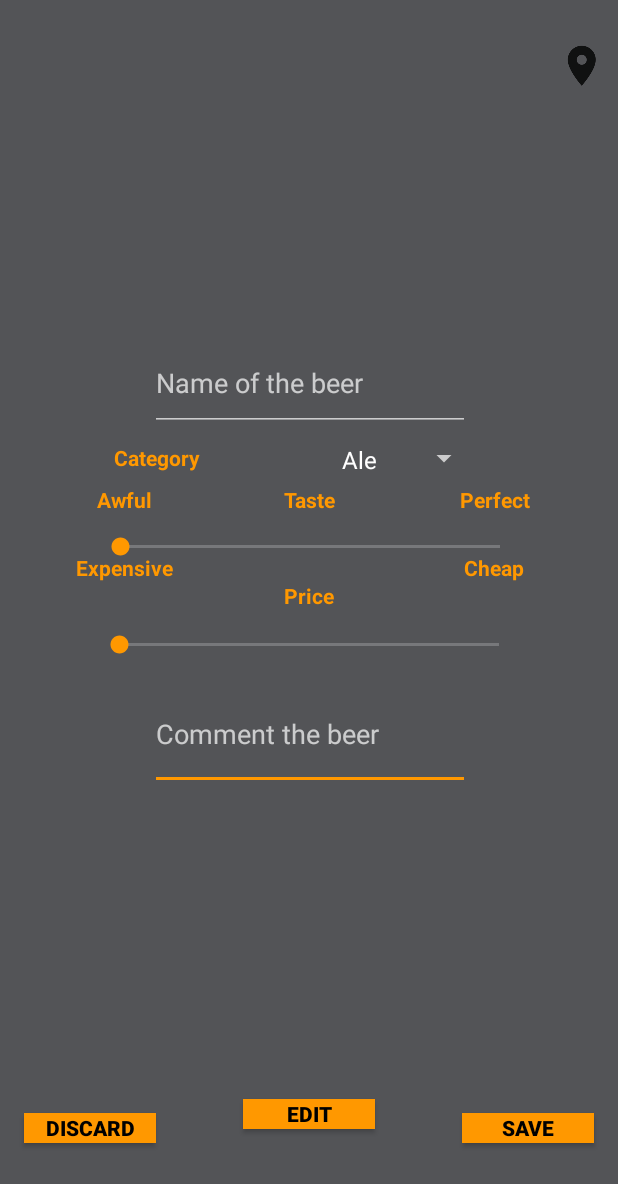
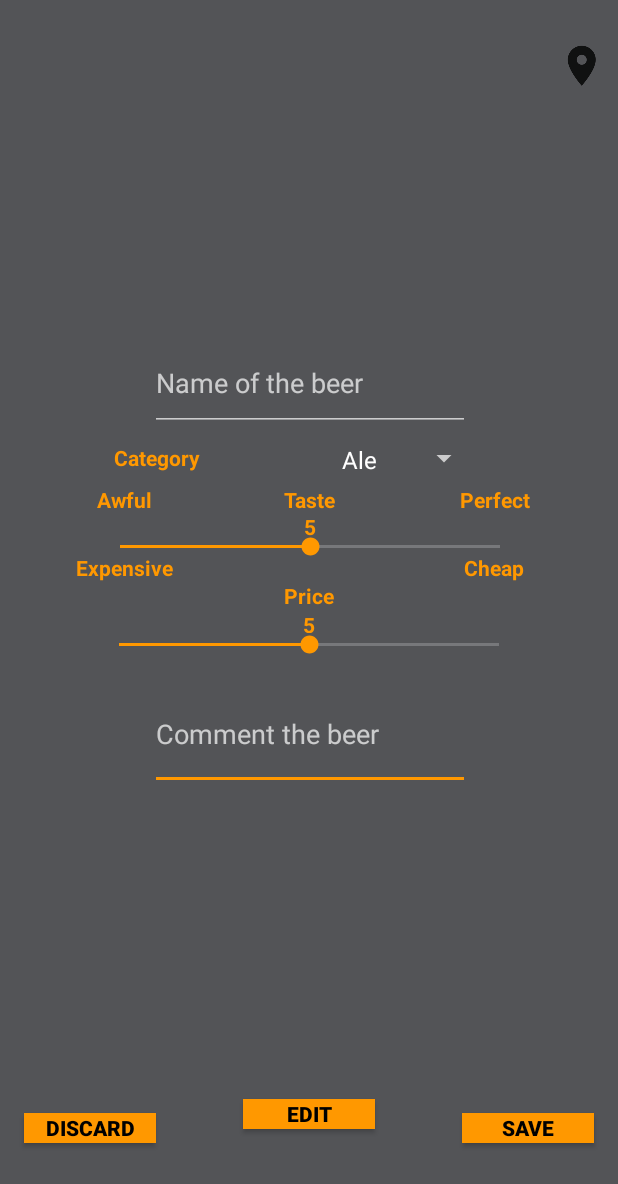
Before and after one commit to lilSwifty/BrewLikes, an Android app: the RankingActivity screen opened directly, with no data from a screen before it, on a phone screen of 412 x 824 dp. Shown: the top 1184 px of the screen. Run offline under Robolectric (Android 15) with nearby library versions, the phone set to English and light mode, and no system bars.

Commit message:
updated RankingActivity to check for faults

```diff
--- a/app/src/main/res/layout/activity_ranking.xml
+++ b/app/src/main/res/layout/activity_ranking.xml
@@ -204,6 +204,7 @@
         android:layout_marginStart="8dp"
         android:layout_marginTop="8dp"
         android:max="10"
+        android:progress="5"
         app:layout_constraintEnd_toEndOf="parent"
         app:layout_constraintHorizontal_bias="0.506"
         app:layout_constraintStart_toStartOf="parent"
@@ -217,6 +218,7 @@
         android:layout_marginStart="8dp"
         android:layout_marginTop="8dp"
         android:max="10"
+        android:progress="5"
         app:layout_constraintEnd_toEndOf="parent"
         app:layout_constraintStart_toEndOf="@+id/expensiveText"
         app:layout_constraintStart_toStartOf="parent"
@@ -257,6 +259,7 @@
         android:id="@+id/tasteRateNumber"
         android:layout_width="wrap_content"
         android:layout_height="wrap_content"
+        android:text="5"
         android:textColor="@color/beer"
         android:textStyle="bold"
         app:layout_constraintEnd_toEndOf="parent"
@@ -272,6 +275,7 @@
         android:layout_height="15dp"
         android:layout_marginEnd="8dp"
         android:layout_marginStart="8dp"
+        android:text="5"
         android:textColor="@color/beer"
         android:textStyle="bold"
         app:layout_constraintEnd_toEndOf="parent"
```
Also changed, not shown: app/src/main/java/com/iths/manisedighi/brewlikes/RankingActivity.java (+25 -10 lines).
